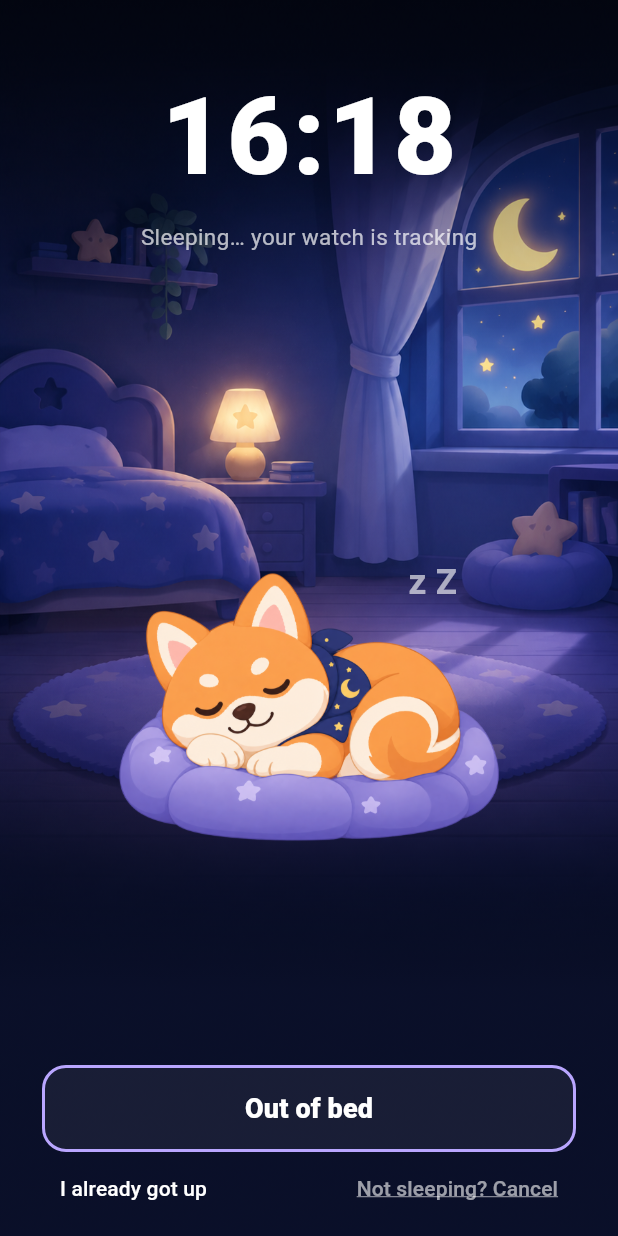
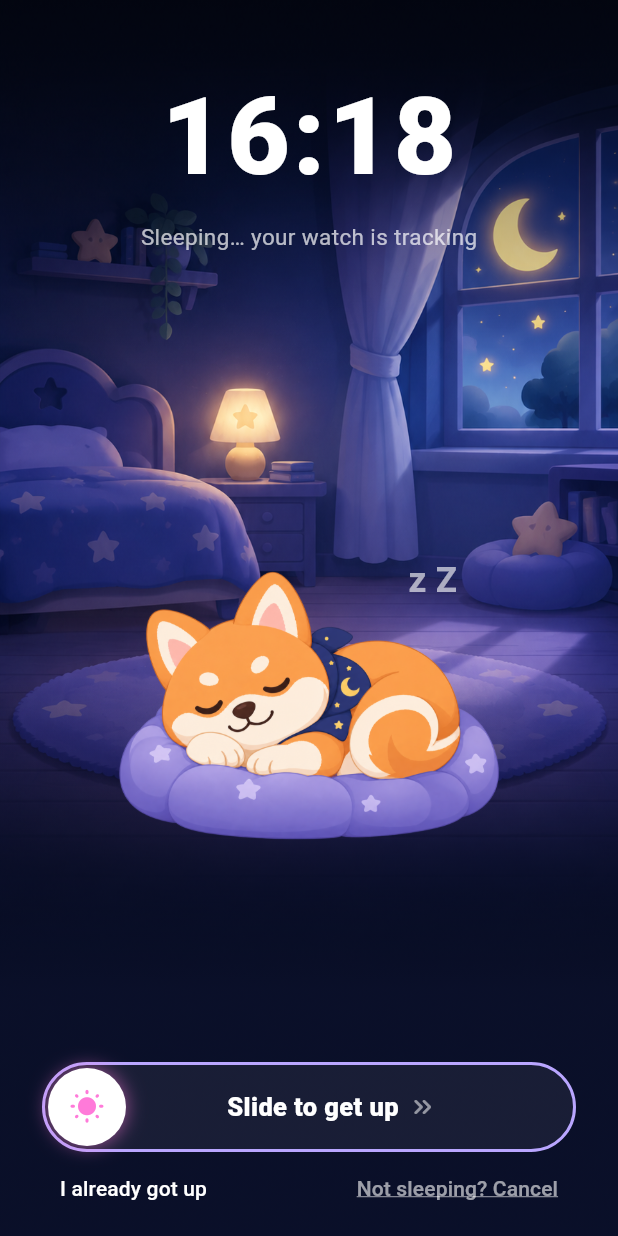
Before and after one commit to Nathan-0227/Sonnap-Project, a Flutter app: the SleepModeScreen screen opened directly with empty values, on a phone screen of 412 x 824 dp. Run offline on Flutter 3.47's test engine with Material 3 defaults, Android fonts, the phone set to English and light mode, and no system bars; our stand-ins replace lottie; accounts and stored records are empty.

Commit message:
feat(sleep): Out of bed 改成滑動結束（點一下、滑一半都不算）
Co-Authored-By: Claude Opus 5.5 <noreply@anthropic.com>

```diff
--- a/app/lib/screens/sleep_mode_screen.dart
+++ b/app/lib/screens/sleep_mode_screen.dart
@@ -7,6 +7,7 @@ import '../services/bed_marks.dart';
 import '../services/sleep_sounds.dart';
 import '../widgets/sleep_schedule_sheet.dart';
 import '../widgets/sleepy_pet.dart';
+import '../widgets/slide_to_confirm.dart';
 
 /// 按了「Start sleep」之後佔滿整個畫面的睡覺畫面（2026-11-12 定案）。
 ///
@@ -525,31 +526,11 @@ class _SleepModeScreenState extends State<SleepModeScreen> {
                       _line,
                     ],
                     const SizedBox(height: 28),
-                    SizedBox(
-                      width: double.infinity,
-                      child: OutlinedButton(
-                        key: const Key('sleep-out-of-bed'),
-                        onPressed: _outOfBed,
-                        style: OutlinedButton.styleFrom(
-                          foregroundColor: Colors.white,
-                          backgroundColor: Colors.white.withValues(alpha: 0.06),
-                          side: const BorderSide(
-                            color: Color(0xFFB9A6FF),
-                            width: 2,
-                          ),
-                          padding: const EdgeInsets.symmetric(vertical: 16),
-                          shape: RoundedRectangleBorder(
-                            borderRadius: BorderRadius.circular(16),
-                          ),
-                        ),
-                        child: const Text(
-                          'Out of bed',
-                          style: TextStyle(
-                            fontSize: 18,
-                            fontWeight: FontWeight.w800,
-                          ),
-                        ),
-                      ),
+                    // 用滑的結束（使用者要求）：點一下不算，半夜被碰到不會記成下床。
+                    SlideToConfirm(
+                      key: const Key('sleep-out-of-bed'),
+                      label: 'Slide to get up',
+                      onConfirmed: _outOfBed,
                     ),
                     // 兩個併成一列：分兩行的話 6.4 吋手機底部溢出 21 像素（2026-11-12 實機）。
                     Row(
--- /dev/null
+++ b/app/lib/widgets/slide_to_confirm.dart
@@ -0,0 +1,150 @@
+import 'package:flutter/material.dart';
+
+/// 滑動確認（2026-11-12 使用者要求：Out of bed 用滑的結束）。
+///
+/// 把手拖過 [threshold] 才算數，放手不到就彈回去。**點一下不會觸發**——
+/// 半夜手機在枕頭邊被碰到，不該就這樣記成下床（下床是攝影機的標準答案）。
+/// 讀螢幕的使用者拖不動，所以語意上仍是一顆按鈕，點兩下就觸發。
+class SlideToConfirm extends StatefulWidget {
+  final String label;
+  final IconData icon;
+  final VoidCallback onConfirmed;
+  final double height;
+
+  /// 拖到軌道的幾成才算數。
+  final double threshold;
+
+  const SlideToConfirm({
+    super.key,
+    required this.label,
+    required this.onConfirmed,
+    this.icon = Icons.wb_sunny_rounded,
+    this.height = 60,
+    this.threshold = 0.85,
+  });
+
+  @override
+  State<SlideToConfirm> createState() => _SlideToConfirmState();
+}
+
+class _SlideToConfirmState extends State<SlideToConfirm>
+    with SingleTickerProviderStateMixin {
+  // ⚠️ 不能用 `late final ... = AnimationController(...)` 的寫法：從沒拖過的話，
+  //    第一次碰到它是在 dispose()，那時才建 ticker 會丟例外，連帶外層畫面收不乾淨。
+  late final AnimationController _back;
+
+  @override
+  void initState() {
+    super.initState();
+    _back = AnimationController(
+      vsync: this,
+      duration: const Duration(milliseconds: 220),
+    )..addListener(() => setState(() => _dx = _from * (1 - _back.value)));
+  }
+
+  double _dx = 0;
+  double _from = 0;
+  bool _done = false;
+
+  @override
+  void dispose() {
+    _back.dispose();
+    super.dispose();
+  }
+
+  @override
+  Widget build(BuildContext context) {
+    const pad = 4.0;
+    final knob = widget.height - pad * 2;
+    return Semantics(
+      button: true,
+      label: widget.label,
+      onTap: widget.onConfirmed,
+      excludeSemantics: true,
+      child: LayoutBuilder(
+        builder: (context, box) {
+          final maxDx = box.maxWidth - 4 - knob - 4;
+          final t = maxDx <= 0 ? 0.0 : (_dx / maxDx).clamp(0.0, 1.0);
+          return Container(
+            height: widget.height,
+            decoration: BoxDecoration(
+              color: Colors.white.withValues(alpha: 0.06 + 0.10 * t),
+              borderRadius: BorderRadius.circular(widget.height / 2),
+              border: Border.all(color: const Color(0xFFB9A6FF), width: 2),
+            ),
+            child: Stack(
+              children: [
+                Center(
+                  child: Opacity(
+                    opacity: (1 - t * 1.6).clamp(0.0, 1.0),
+                    child: Padding(
+                      padding: EdgeInsets.only(left: knob * 0.6),
+                      child: Row(
+                        mainAxisSize: MainAxisSize.min,
+                        children: [
+                          Text(
+                            widget.label,
+                            style: const TextStyle(
+                              color: Colors.white,
+                              fontSize: 17,
+                              fontWeight: FontWeight.w800,
+                            ),
+                          ),
+                          const SizedBox(width: 6),
+                          const Icon(
+                            Icons.keyboard_double_arrow_right_rounded,
+                            color: Colors.white54,
+                            size: 20,
+                          ),
+                        ],
+                      ),
+                    ),
+                  ),
+                ),
+                Positioned(
+                  // 外框 2 像素會把內容往內縮，所以這裡左右上下各留 2。
+                  left: 2 + _dx,
+                  top: 2,
+                  child: GestureDetector(
+                    key: const Key('slide-knob'),
+                    behavior: HitTestBehavior.opaque,
+                    onHorizontalDragStart: (_) => _back.stop(),
+                    onHorizontalDragUpdate: (d) {
+                      if (_done) return;
+                      setState(() => _dx = (_dx + d.delta.dx).clamp(0.0, maxDx));
+                    },
+                    onHorizontalDragEnd: (_) {
+                      if (_done) return;
+                      if (maxDx > 0 && _dx / maxDx >= widget.threshold) {
+                        setState(() {
+                          _done = true;
+                          _dx = maxDx;
+                        });
+                        widget.onConfirmed();
+                      } else {
+                        _from = _dx;
+                        _back.forward(from: 0);
+                      }
+                    },
+                    child: Container(
+                      width: knob,
+                      height: knob,
+                      decoration: const BoxDecoration(
+                        color: Colors.white,
+                        shape: BoxShape.circle,
+                        boxShadow: [
+                          BoxShadow(color: Color(0x99FF7AD9), blurRadius: 10),
+                        ],
+                      ),
+                      child: Icon(widget.icon, color: const Color(0xFFFF7AD9)),
+                    ),
+                  ),
+                ),
+              ],
+            ),
+          );
+        },
+      ),
+    );
+  }
+}
```
Also changed, not shown: 4 other files.
